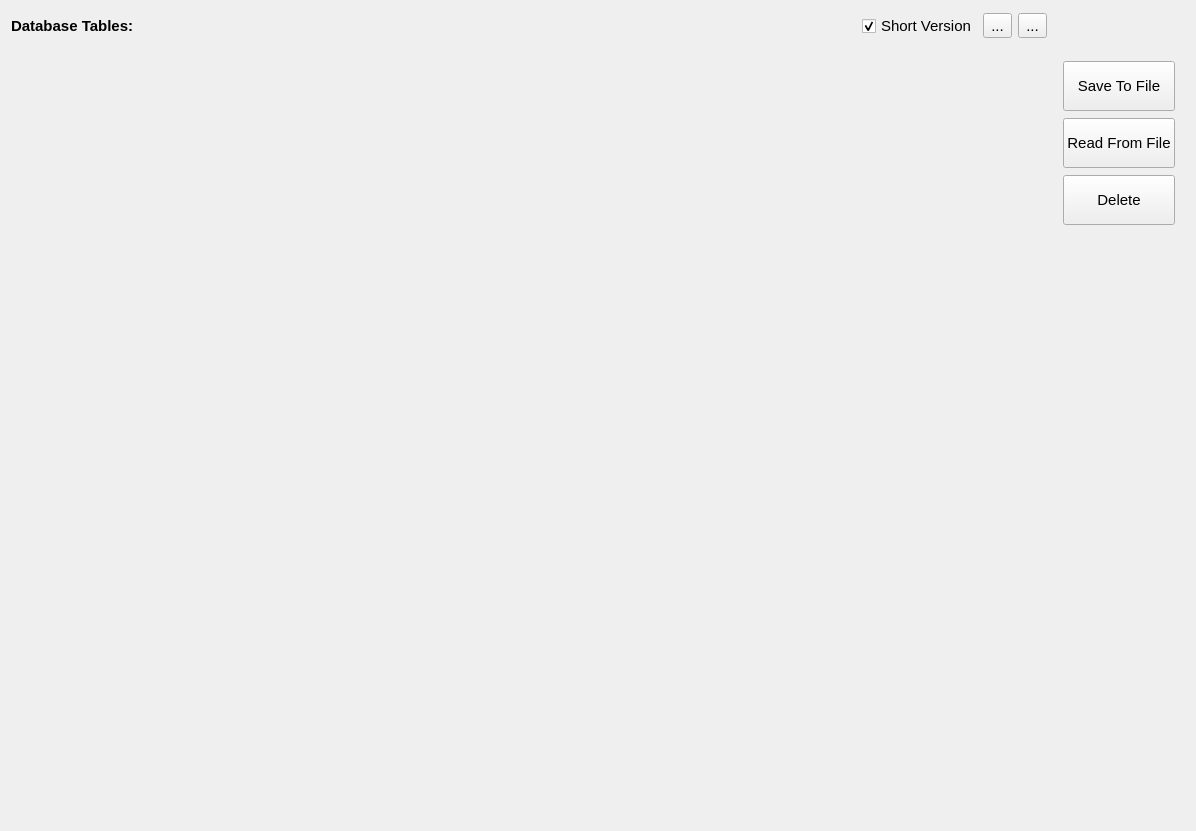
The window that helmholtz/gui/ui/databasewidget.ui (lnls-ima/helmholtz-coil-control) describes before a commit, drawn with Qt 5.
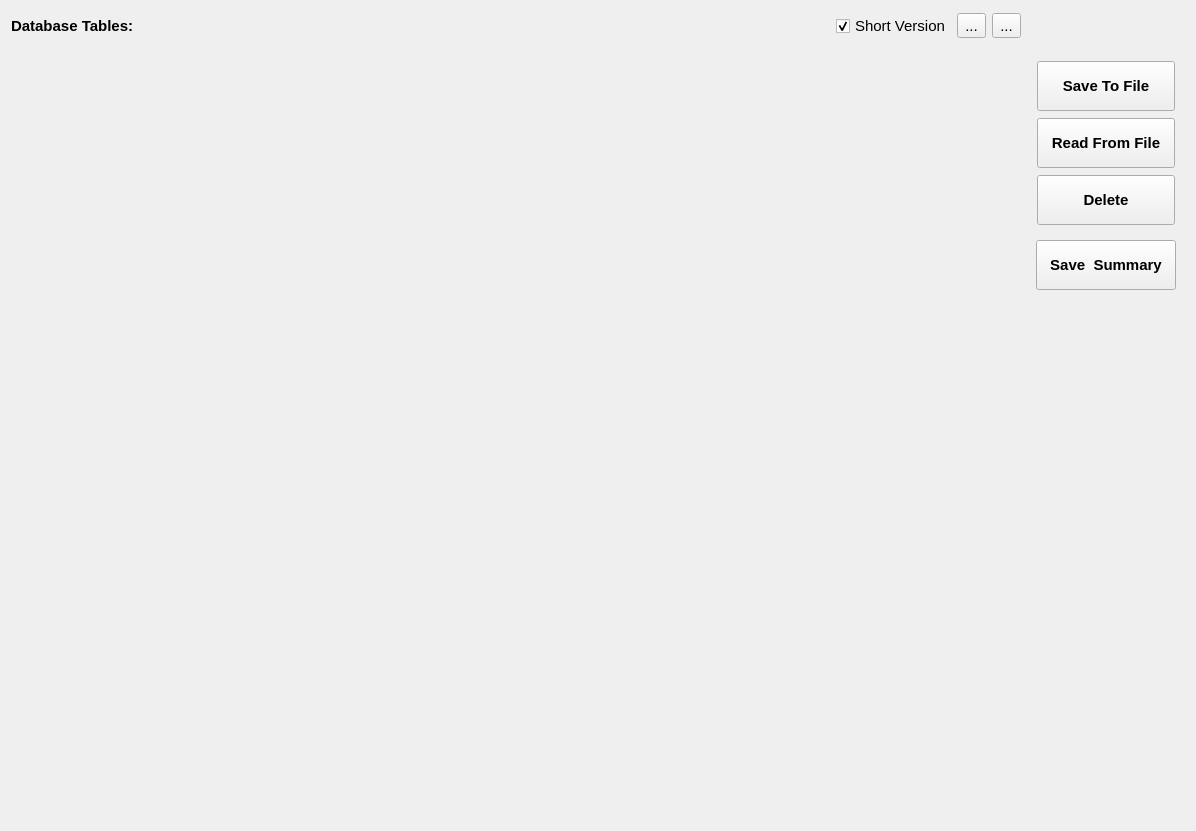
The same window after the commit. The open tabs and pages were chosen to show the change. Icons and pictures are not drawn.

Commit message: Add save summary button to database widget

The edit to the form file:
```diff
--- a/helmholtz/gui/ui/databasewidget.ui
+++ b/helmholtz/gui/ui/databasewidget.ui
@@ -148,6 +148,12 @@
            <height>50</height>
           </size>
          </property>
+         <property name="font">
+          <font>
+           <weight>75</weight>
+           <bold>true</bold>
+          </font>
+         </property>
          <property name="text">
           <string>Save To File</string>
          </property>
@@ -171,6 +177,12 @@
            <height>50</height>
           </size>
          </property>
+         <property name="font">
+          <font>
+           <weight>75</weight>
+           <bold>true</bold>
+          </font>
+         </property>
          <property name="text">
           <string>Read From File</string>
          </property>
@@ -194,6 +206,12 @@
            <height>50</height>
           </size>
          </property>
+         <property name="font">
+          <font>
+           <weight>75</weight>
+           <bold>true</bold>
+          </font>
+         </property>
          <property name="text">
           <string>Delete</string>
          </property>
@@ -223,6 +241,48 @@
         <number>0</number>
        </property>
        <widget class="QWidget" name="pg_empty"/>
+       <widget class="QWidget" name="pg_helmholtz_measurement">
+        <layout class="QGridLayout" name="gridLayout">
+         <item row="1" column="0">
+          <spacer name="verticalSpacer">
+           <property name="orientation">
+            <enum>Qt::Vertical</enum>
+           </property>
+           <property name="sizeHint" stdset="0">
+            <size>
+             <width>20</width>
+             <height>40</height>
+            </size>
+           </property>
+          </spacer>
+         </item>
+         <item row="0" column="0">
+          <widget class="QPushButton" name="pbt_save_summary">
+           <property name="sizePolicy">
+            <sizepolicy hsizetype="Preferred" vsizetype="Preferred">
+             <horstretch>0</horstretch>
+             <verstretch>0</verstretch>
+            </sizepolicy>
+           </property>
+           <property name="minimumSize">
+            <size>
+             <width>140</width>
+             <height>50</height>
+            </size>
+           </property>
+           <property name="font">
+            <font>
+             <weight>75</weight>
+             <bold>true</bold>
+            </font>
+           </property>
+           <property name="text">
+            <string>Save  Summary</string>
+           </property>
+          </widget>
+         </item>
+        </layout>
+       </widget>
       </widget>
      </item>
     </layout>
```
Left out of the diff: 6 changed lines with no effect on the pictures. The commit also changes 1 other file.
